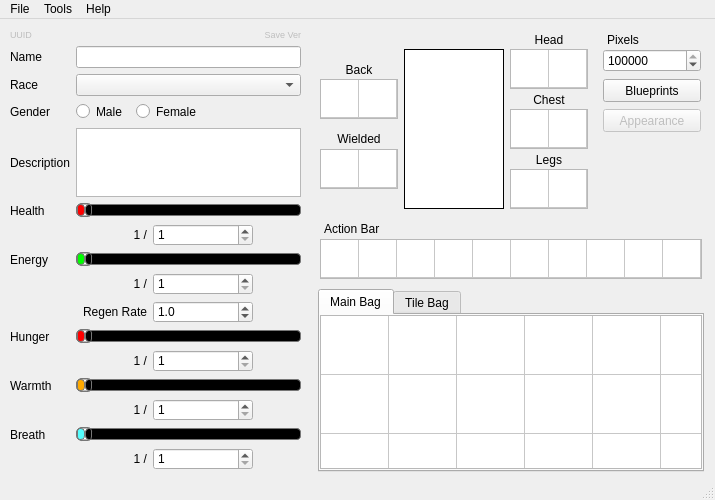
Old version of the form starcheat/templates/MainWindow.ui in the repository wizzomafizzo/starcheat.
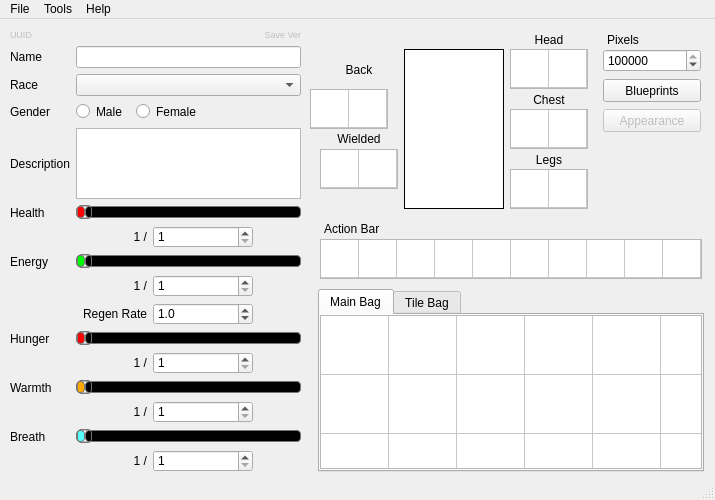
New version of the form.

Commit message: Added prompt to save if file has been modified

```diff
--- a/starcheat/templates/MainWindow.ui
+++ b/starcheat/templates/MainWindow.ui
@@ -566,8 +566,8 @@
    <widget class="QTableWidget" name="back">
     <property name="geometry">
      <rect>
-      <x>320</x>
-      <y>60</y>
+      <x>310</x>
+      <y>70</y>
       <width>78</width>
       <height>40</height>
      </rect>
@@ -1146,13 +1146,13 @@
      <set>Qt::AlignCenter</set>
     </property>
    </widget>
-   <widget class="QWidget" name="">
+   <widget class="QWidget" name="layoutWidget">
     <property name="geometry">
      <rect>
       <x>10</x>
       <y>10</y>
       <width>291</width>
-      <height>441</height>
+      <height>443</height>
      </rect>
     </property>
     <layout class="QGridLayout" name="gridLayout">
```
Left out of the diff: 19 changed lines with no effect on the pictures. The commit also changes 2 other files.
